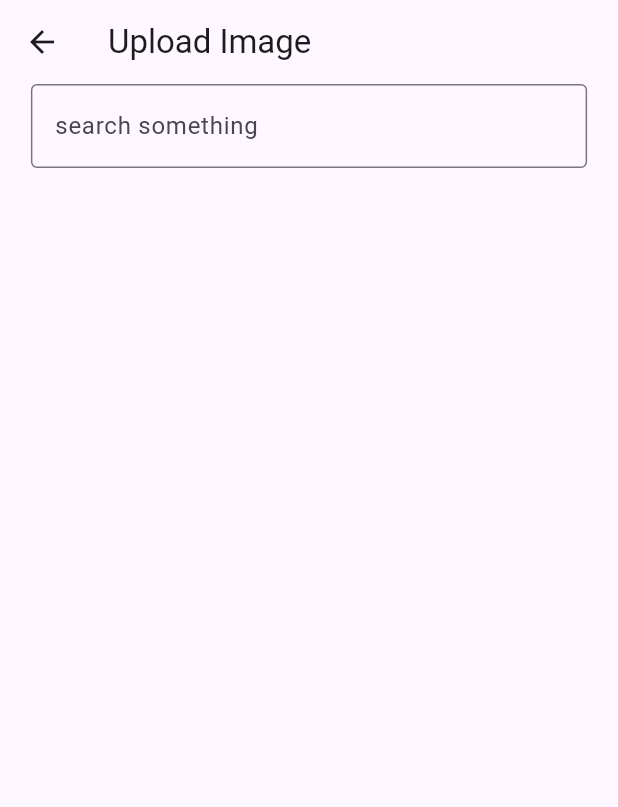
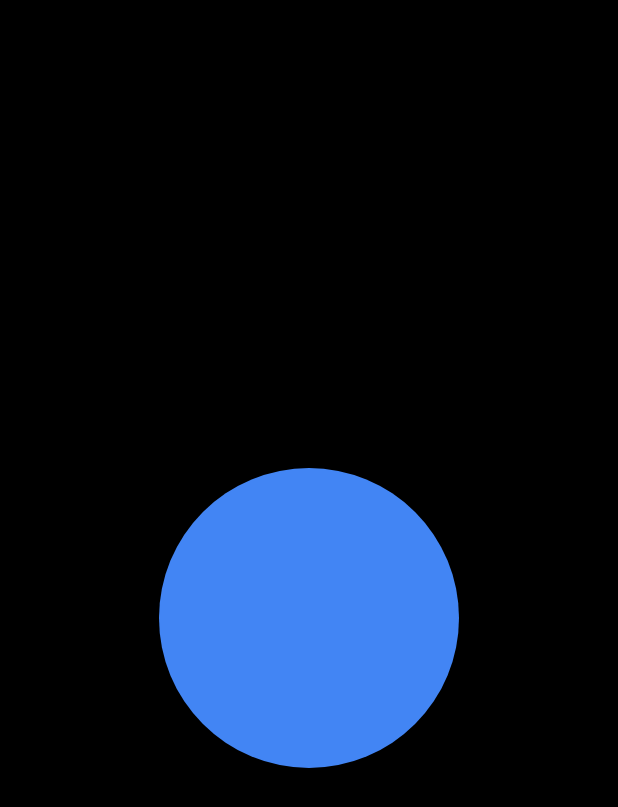
Before and after one commit to yosiasp/mobile_prog_kel6, a Flutter app: the UploadImage screen opened directly, on a phone screen of 412 x 824 dp. Shown: the top 807 px of the screen. Run offline on Flutter 3.47's test engine with Material 3 defaults, Android fonts, the phone set to English and light mode, and no system bars.

Commit message:
mengganti ui dari halaman upload_image

```diff
--- a/lib/pages/upload_image.dart
+++ b/lib/pages/upload_image.dart
@@ -10,33 +10,16 @@ class UploadImage extends StatefulWidget {
 class _UploadImageState extends State<UploadImage> {
   @override
   Widget build(BuildContext context) {
-    return Scaffold(
-        resizeToAvoidBottomInset: false,
-        appBar: AppBar(
-          title: const Text(
-            "Upload Image",
-          ),
-        ),
-        body: _buildUI());
-  }
-
-  Widget _buildUI() {
-    return SizedBox.expand(
-      child: Column(
-        children: [
-          _searchBar(),
-        ],
-      ),
-    );
-  }
-
-  Widget _searchBar() {
-    return SizedBox(
-      width: MediaQuery.sizeOf(context).width * 0.9,
-      child: TextField(
-        decoration: const InputDecoration(
-          hintText: "search something",
-          border: OutlineInputBorder(),
+    return const Scaffold(
+      backgroundColor: Colors.black,
+      body: Center(
+        child: Stack(
+          children: [
+            CircleAvatar(
+              radius: 100,
+              backgroundColor: Color(0xFF4285F4),
+            ),
+          ],
         ),
       ),
     );
```
